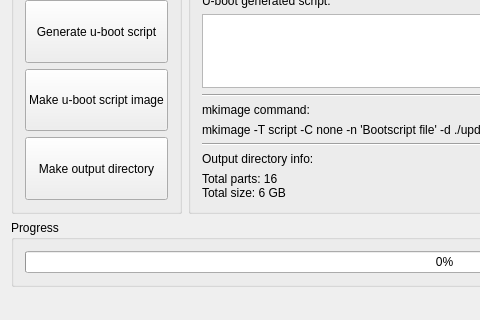
Old version of the form mainwindow.ui in the repository dmitry64/uboot-usb-updater; both pictures show x 0 to 480 and y 305 to 625 of the 889 by 625 pixel window.
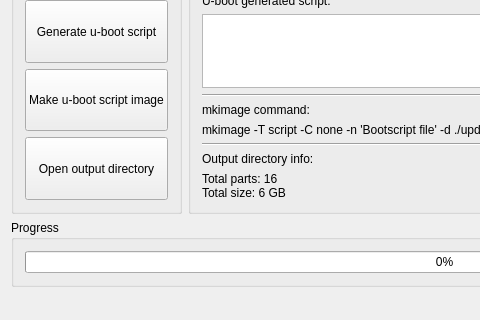
New version of the form.

Patch:
```diff
--- a/mainwindow.ui
+++ b/mainwindow.ui
@@ -187,7 +187,7 @@
               </sizepolicy>
              </property>
              <property name="text">
-              <string>Make output directory</string>
+              <string>Open output directory</string>
              </property>
             </widget>
            </item>
```
